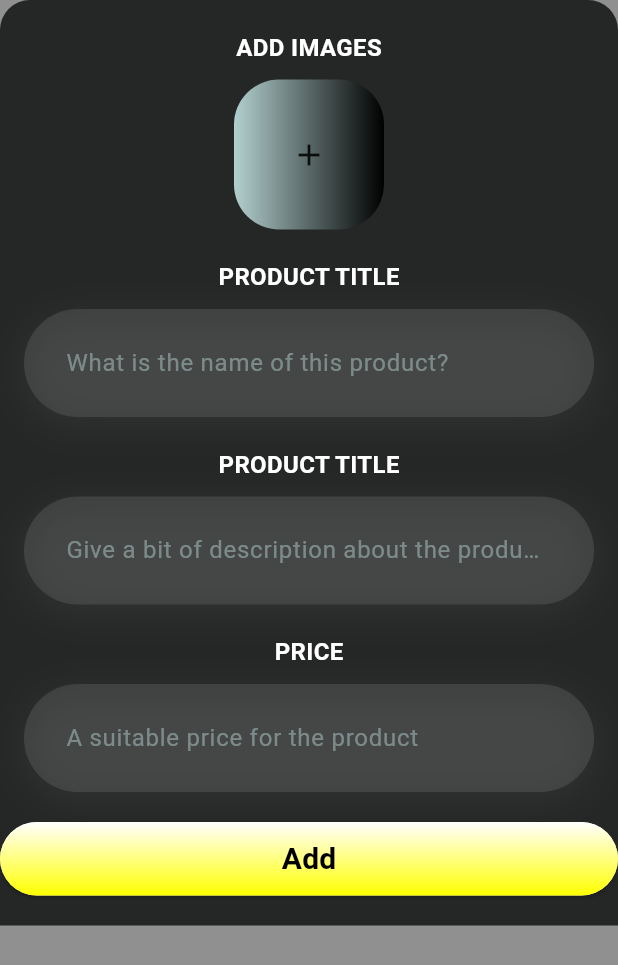
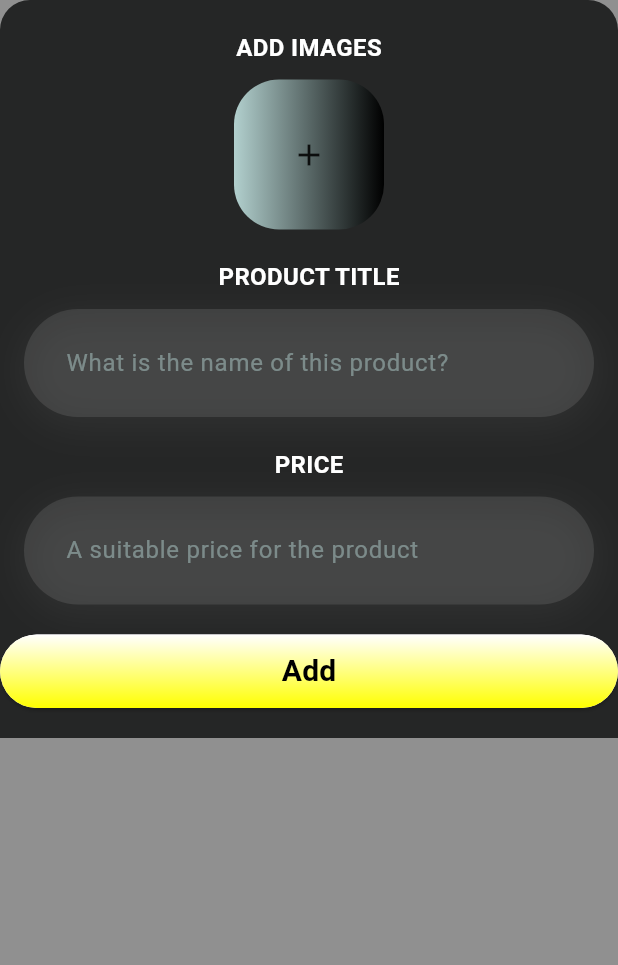
Before and after one commit to Sameerkash/Cube, a Flutter app: the AddProductScreen widget shown alone on an empty page, opened directly, after a tap on "Add", on a phone screen of 412 x 824 dp. Shown: the top 965 px of the screen. Run offline on Flutter 3.47's test engine with Material 2 defaults, Android fonts, the phone set to English and light mode, and no system bars; our stand-ins replace cloud_firestore, dio, firebase_core, firebase_dynamic_links, firebase_storage, fl_chart and 5 more; accounts and stored records are empty; generated files the repository leaves out were written again; network calls fail; project files that could hold a hidden picture were left out.

Commit message:
Product flow complete

```diff
--- a/lib/core/widgets/product_description_card.dart
+++ b/lib/core/widgets/product_description_card.dart
@@ -94,6 +94,8 @@ class ProductDescriptionCard extends StatelessWidget {
               borderRadius: const BorderRadius.only(topLeft: Radius.circular(20),topRight: Radius.circular(20)),
               gradient: LinearGradient(colors: gradientColors),
             ),
+            child: Padding(
+              padding: EdgeInsets.symmetric(horizontal: 12),
               child: SingleChildScrollView(
                 child: Column(
                   children: [
@@ -119,6 +121,7 @@ class ProductDescriptionCard extends StatelessWidget {
                 ),
               ),
             ),
+          ),
           Align(
             alignment: Alignment.topRight,
             child: IconButton(onPressed: () {
--- a/lib/features/catalog/view/add_product_screen.dart
+++ b/lib/features/catalog/view/add_product_screen.dart
@@ -5,6 +5,7 @@ import 'package:cube/common_utils/colors.dart';
 import 'package:cube/common_utils/text_style.dart';
 import 'package:cube/core/widgets/custom_button.dart';
 import 'package:cube/core/widgets/custom_text_field.dart';
+import 'package:cube/core/widgets/loader.dart';
 import 'package:cube/core/widgets/product_description_card.dart';
 import 'package:cube/features/catalog/cubit/catalog_cubit.dart';
 import 'package:flutter/material.dart';
@@ -59,12 +60,6 @@ class _AddProductScreenState extends State<AddProductScreen> {
                     controller: productName,
                     keyboardType: TextInputType.text),
                 spacer(),
-                heading('PRODUCT TITLE'),
-                CustomTextField(
-                    hintText: 'Give a bit of description about the product ?',
-                    controller: productDesc,
-                    keyboardType: TextInputType.text),
-                spacer(),
                 heading('PRICE'),
                 CustomTextField(
                     hintText: 'A suitable price for the product',
@@ -74,8 +69,8 @@ class _AddProductScreenState extends State<AddProductScreen> {
                 CustomButton(
                   title: 'Add',
                   onTap: () {
-                    _cubit.addProduct(productName.text, productDesc.text,
-                        int.parse(productPrice.text),imagePath);
+                    _cubit.addProduct(productName.text, imagePath ?? '',
+                        int.parse(productPrice.text),);
                   },
                   gradientColors: const [Colors.yellowAccent, Colors.white],
                 ),
@@ -89,8 +84,7 @@ class _AddProductScreenState extends State<AddProductScreen> {
                   sigmaX: isLoading ? 5 : 0,
                   sigmaY: isLoading ? 5 : 0,
                 ),
-                child:
-                const Center(child: CircularProgressIndicator())),
+                child: AppLoader()),
         ],
       ),
     );
@@ -121,6 +115,7 @@ class _AddProductScreenState extends State<AddProductScreen> {
   Future showOptions() async {
     showModalBottomSheet(
         context: context,
+        isScrollControlled: true,
         builder: (context) => Container(
           margin:
           EdgeInsets.only(bottom: MediaQuery.of(context).viewInsets.bottom),
--- a/lib/features/catalog/view/widget/catalog_grid.dart
+++ b/lib/features/catalog/view/widget/catalog_grid.dart
@@ -15,7 +15,7 @@ class CatalogGrid extends StatelessWidget {
         crossAxisCount: 2,
       ),
       itemBuilder: (BuildContext context, int index) {
-        return CatalogItem(data: catalog[index].itemData);
+        return CatalogItem(data: catalog[index].itemData,index: index,);
       },
     );
   }
--- a/lib/features/onboarding/view/onboarding_insights.dart
+++ b/lib/features/onboarding/view/onboarding_insights.dart
@@ -1,5 +1,6 @@
 import 'package:cube/common_utils/colors.dart';
 import 'package:cube/core/widgets/custom_button.dart';
+import 'package:cube/core/widgets/loader.dart';
 import 'package:cube/core/widgets/product_description_card.dart';
 import 'package:cube/features/catalog/cubit/catalog_cubit.dart';
 import 'package:cube/features/onboarding/cubit/onboarding_cubit.dart';
@@ -41,7 +42,7 @@ class _OnBoardingInsightScreenState extends State<OnBoardingInsightScreen> {
           },
           builder: (context, state) {
         if (state is OnBoardingAPILoading) {
-          return const Center(child: CircularProgressIndicator());
+          return AppLoader(tagLine : state.loadingMessage);
         } else if (state is OnBoardingLoaded) {
           return LoadedWidget(width);
         }
```
Also changed, not shown: lib/core/widgets/loader.dart (added, +21 -0 lines), lib/features/catalog/cubit/catalog_cubit.dart (+1 -10 lines), lib/features/catalog/view/catalog.dart (+4 -3 lines), lib/features/catalog/view/widget/catalog_item.dart (+27 -8 lines), lib/features/onboarding/cubit/onboarding_cubit.dart (+6 -3 lines). Lines whose indentation alone changed are shown as unchanged.
